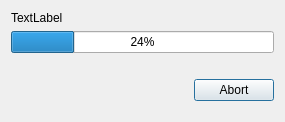
This is src/progress_dialog.ui in fougue/cassolette as Qt 5 draws it before an edit. The edited form follows.
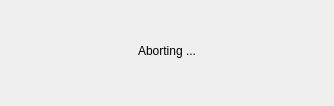
This is the edited form. The open tabs and pages were chosen to show the change.

Commit message: Add "Aborting ..." message while waiting task cancellation

What changed in the file:
```diff
--- a/src/progress_dialog.ui
+++ b/src/progress_dialog.ui
@@ -6,16 +6,38 @@
    <rect>
     <x>0</x>
     <y>0</y>
-    <width>285</width>
-    <height>122</height>
+    <width>334</width>
+    <height>106</height>
    </rect>
   </property>
   <property name="windowTitle">
    <string>Please wait</string>
   </property>
-  <layout class="QVBoxLayout" name="verticalLayout">
+  <layout class="QVBoxLayout" name="verticalLayout_3">
+   <property name="spacing">
+    <number>0</number>
+   </property>
    <item>
-    <widget class="QLabel" name="label">
+    <widget class="QStackedWidget" name="stackedWidget">
+     <property name="currentIndex">
+      <number>0</number>
+     </property>
+     <widget class="QWidget" name="progressPage">
+      <layout class="QVBoxLayout" name="verticalLayout_2">
+       <property name="leftMargin">
+        <number>0</number>
+       </property>
+       <property name="topMargin">
+        <number>0</number>
+       </property>
+       <property name="rightMargin">
+        <number>0</number>
+       </property>
+       <property name="bottomMargin">
+        <number>0</number>
+       </property>
+       <item>
+        <widget class="QLabel" name="progressLabel">
      <property name="text">
       <string>TextLabel</string>
      </property>
@@ -38,8 +60,8 @@
      </property>
      <property name="sizeHint" stdset="0">
       <size>
-       <width>20</width>
-       <height>20</height>
+           <width>5</width>
+           <height>10</height>
       </size>
      </property>
     </spacer>
@@ -54,6 +76,36 @@
      </property>
     </widget>
    </item>
+      </layout>
+     </widget>
+     <widget class="QWidget" name="abortPage">
+      <layout class="QVBoxLayout" name="verticalLayout">
+       <property name="leftMargin">
+        <number>0</number>
+       </property>
+       <property name="topMargin">
+        <number>0</number>
+       </property>
+       <property name="rightMargin">
+        <number>0</number>
+       </property>
+       <property name="bottomMargin">
+        <number>0</number>
+       </property>
+       <item>
+        <widget class="QLabel" name="abortLabel">
+         <property name="text">
+          <string>Aborting ...</string>
+         </property>
+         <property name="alignment">
+          <set>Qt::AlignCenter</set>
+         </property>
+        </widget>
+       </item>
+      </layout>
+     </widget>
+    </widget>
+   </item>
    <item>
     <spacer name="verticalSpacer">
      <property name="orientation">
```
Left out of the diff: 16 changed lines with no effect on the pictures. Lines whose indentation alone changed are shown as unchanged. The commit also changes 2 other files.
